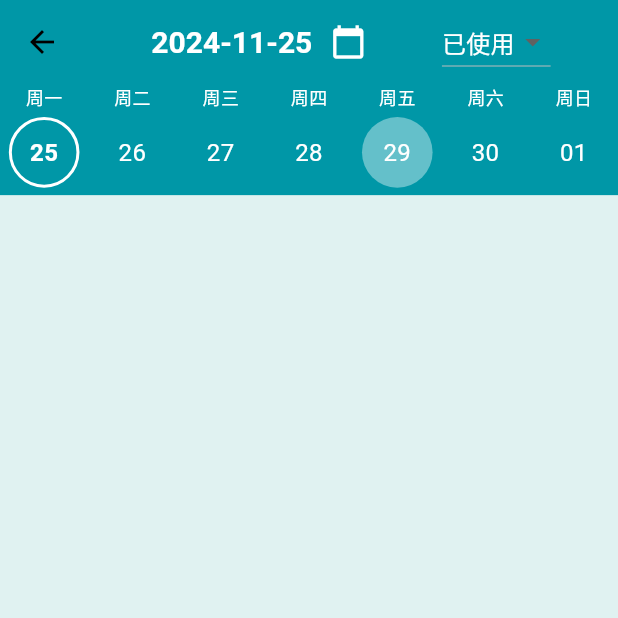
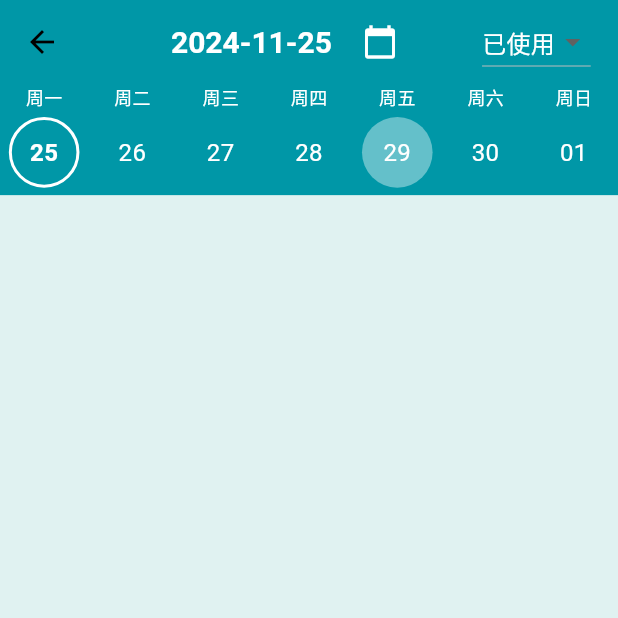
Before and after one commit to xeriom23823/Food-Savior, a Flutter app: the UsedFoodItemListPage screen opened directly, after a tap on "25", on a phone screen of 412 x 824 dp, the top half of it. Run offline on Flutter 3.47's test engine with Material 3 defaults, Android fonts, the phone set to English and light mode, and no system bars; our stand-ins replace cloud_firestore, curved_labeled_navigation_bar, equatable, firebase_auth, firebase_core, fl_chart and 9 more; missing offline and left inert: flow_builder; accounts and stored records are empty; project files that could hold a hidden picture were left out.

Commit message:
fix: 調整 used_food_item_page 的 title bar 顏色一致並修正其讀取邏輯

```diff
--- a/lib/bloc/used_food_item_list/used_food_item_list_bloc.dart
+++ b/lib/bloc/used_food_item_list/used_food_item_list_bloc.dart
@@ -90,6 +90,13 @@ class UsedFoodItemListBloc
       emit(const UsedFoodItemListLoaded(usedFoodItems: []));
     });
 
+    on<UsedFoodItemListLoadByDate>((event, emit) {
+      emit(const UsedFoodItemListLoading());
+      final loadedUsedFoodItems =
+          usedFoodItemRepository.filterByDate(event.date);
+      emit(UsedFoodItemListLoaded(usedFoodItems: loadedUsedFoodItems));
+    });
+
     add(UsedFoodItemListLoadFromDevice());
   }
 }
--- a/lib/bloc/used_food_item_list/used_food_item_list_event.dart
+++ b/lib/bloc/used_food_item_list/used_food_item_list_event.dart
@@ -31,3 +31,9 @@ class UsedFoodItemListUpdate extends UsedFoodItemListEvent {
 }
 
 class UsedFoodItemListClear extends UsedFoodItemListEvent {}
+
+class UsedFoodItemListLoadByDate extends UsedFoodItemListEvent {
+  final DateTime date;
+
+  UsedFoodItemListLoadByDate({required this.date});
+}
--- a/lib/cubits/theme_cubit.dart
+++ b/lib/cubits/theme_cubit.dart
@@ -9,6 +9,7 @@ class ThemeCubit extends Cubit<ThemeData> {
 
   // 將主題定義在這
   static final lightTheme = ThemeData(
+    brightness: Brightness.light,
     appBarTheme: const AppBarTheme(
       backgroundColor: Color(0xFF0097A7),
       elevation: 4,
@@ -22,9 +23,10 @@ class ThemeCubit extends Cubit<ThemeData> {
 
   static final darkTheme = ThemeData(
     brightness: Brightness.dark,
-    appBarTheme: const AppBarTheme(
-      backgroundColor: Color(0xFF212121),
-      elevation: 4,
+    appBarTheme: AppBarTheme(
+      backgroundColor: ColorScheme.dark(
+        primary: Color(0xFF212121),
+      ).primary,
     ),
     colorScheme: const ColorScheme.dark(
       primary: Color(0xFF0097A7),
--- a/lib/pages/used_food_item_list_page.dart
+++ b/lib/pages/used_food_item_list_page.dart
@@ -20,6 +20,22 @@ class _UsedFoodItemListPageState extends State<UsedFoodItemListPage> {
   void initState() {
     super.initState();
     updateSelectedWeek();
+    _loadUsedFoodItems();
+  }
+
+  void _loadUsedFoodItems() {
+    context.read<UsedFoodItemListBloc>().add(
+          UsedFoodItemListLoadByDate(date: selectedDate),
+        );
+  }
+
+  // 當日期改變時重新載入資料
+  void onDateChanged(DateTime newDate) {
+    setState(() {
+      selectedDate = newDate;
+      updateSelectedWeek();
+    });
+    _loadUsedFoodItems();
   }
 
   @override
@@ -27,12 +43,13 @@ class _UsedFoodItemListPageState extends State<UsedFoodItemListPage> {
     return Scaffold(
       appBar: AppBar(
         title: Row(
-          mainAxisAlignment: MainAxisAlignment.spaceEvenly,
           children: [
             SizedBox(
-              width: MediaQuery.sizeOf(context).width * 0.4,
-              child: Center(
+              width: MediaQuery.sizeOf(context).width * 0.6,
               child: Row(
+                mainAxisAlignment: MainAxisAlignment.center,
+                mainAxisSize: MainAxisSize.max,
+                crossAxisAlignment: CrossAxisAlignment.center,
                 children: [
                   Text(
                     DateFormat('yyyy-MM-dd').format(selectedDate),
@@ -42,10 +59,13 @@ class _UsedFoodItemListPageState extends State<UsedFoodItemListPage> {
                       fontWeight: FontWeight.bold,
                     ),
                   ),
+                  const SizedBox(width: 8),
                   IconButton(
+                    padding: EdgeInsets.zero,
                     icon: Icon(
                       Icons.calendar_today,
                       color: Theme.of(context).colorScheme.onPrimary,
+                      size: 24,
                     ),
                     onPressed: () {
                       _showSelectDateDialog(context);
@@ -54,8 +74,9 @@ class _UsedFoodItemListPageState extends State<UsedFoodItemListPage> {
                 ],
               ),
             ),
-            ),
-            DropdownButton<FoodItemStatus>(
+            Expanded(
+              child: Center(
+                child: DropdownButton<FoodItemStatus>(
                   dropdownColor: Theme.of(context).primaryColor,
                   value: dropdownValue,
                   onChanged: (FoodItemStatus? newValue) {
@@ -66,7 +87,8 @@ class _UsedFoodItemListPageState extends State<UsedFoodItemListPage> {
                   items: <FoodItemStatus>[
                     FoodItemStatus.consumed,
                     FoodItemStatus.wasted
-              ].map<DropdownMenuItem<FoodItemStatus>>((FoodItemStatus value) {
+                  ].map<DropdownMenuItem<FoodItemStatus>>(
+                      (FoodItemStatus value) {
                     return DropdownMenuItem<FoodItemStatus>(
                       value: value,
                       child: Text(
@@ -75,6 +97,8 @@ class _UsedFoodItemListPageState extends State<UsedFoodItemListPage> {
                       ),
                     );
                   }).toList(),
+                ),
+              ),
             ),
           ],
         ),
@@ -120,29 +144,10 @@ class _UsedFoodItemListPageState extends State<UsedFoodItemListPage> {
                                 ),
                               ),
                               GestureDetector(
-                                onHorizontalDragEnd: (DragEndDetails details) {
-                                  // 通過滑動速度的方向判斷滑動方向
-                                  if (details.velocity.pixelsPerSecond.dx > 0) {
-                                    // 向右滑動，減少日期
-                                    setState(() {
-                                      selectedDate = selectedDate
-                                          .subtract(const Duration(days: 1));
-                                      updateSelectedWeek();
-                                    });
-                                  } else if (details
-                                          .velocity.pixelsPerSecond.dx <
-                                      0) {
-                                    // 向左滑動，增加日期
-                                    setState(() {
-                                      selectedDate = selectedDate
-                                          .add(const Duration(days: 1));
-                                      updateSelectedWeek();
-                                    });
-                                  }
-                                },
                                 onTap: () {
                                   setState(() {
                                     selectedDate = day;
+                                    onDateChanged(day);
                                   });
                                 },
                                 child: Container(
@@ -198,10 +203,7 @@ class _UsedFoodItemListPageState extends State<UsedFoodItemListPage> {
                     itemCount: state.usedFoodItems.length,
                     itemBuilder: (context, index) {
                       final usedFoodItem = state.usedFoodItems[index];
-                      if (usedFoodItem.status != dropdownValue ||
-                          usedFoodItem.usedDate.year != selectedDate.year ||
-                          usedFoodItem.usedDate.month != selectedDate.month ||
-                          usedFoodItem.usedDate.day != selectedDate.day) {
+                      if (usedFoodItem.status != dropdownValue) {
                         return const SizedBox.shrink();
                       }
                       return ListTile(
@@ -295,10 +297,7 @@ class _UsedFoodItemListPageState extends State<UsedFoodItemListPage> {
       lastDate: DateTime(2101),
     ).then((value) {
       if (value != null) {
-        setState(() {
-          selectedDate = value;
-          updateSelectedWeek();
-        });
+        onDateChanged(value);
       }
     });
   }
--- a/lib/pages/user_page.dart
+++ b/lib/pages/user_page.dart
@@ -56,6 +56,7 @@ class _UserPageState extends State<UserPage> {
             Text(user.email ?? '', style: textTheme.titleLarge),
             const SizedBox(height: 4),
             Text(user.name ?? '', style: textTheme.headlineSmall),
+
             // 新增兩個按鈕：備份與還原
             ElevatedButton(
               onPressed: _isBackingUp
```
Also changed, not shown: lib/repositories/used_food_item_repository.dart (+10 -1 lines). Lines whose indentation alone changed are shown as unchanged.
